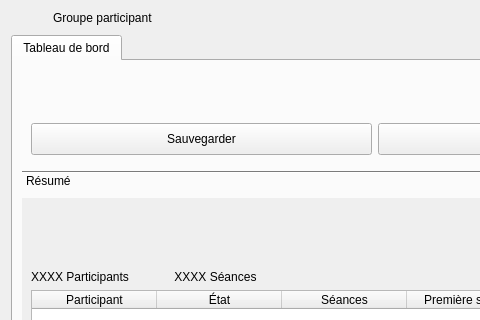
Old version of the form client/src/editors/GroupWidget.ui in the repository introlab/openteraplus; both pictures show x 0 to 480 and y 0 to 320 of the 750 by 630 pixel window.
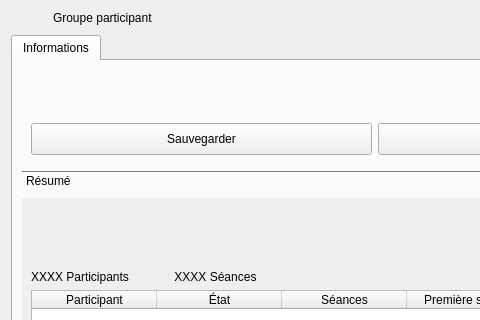
New version of the form. Icons and pictures are not drawn. Custom widgets are drawn as their Qt base class.

```diff
--- a/client/src/editors/GroupWidget.ui
+++ b/client/src/editors/GroupWidget.ui
@@ -168,13 +168,19 @@
      <property name="currentIndex">
       <number>0</number>
      </property>
+     <property name="iconSize">
+      <size>
+       <width>20</width>
+       <height>20</height>
+      </size>
+     </property>
      <widget class="QWidget" name="tabDashboard">
       <attribute name="icon">
        <iconset resource="../../resources/TeraClient.qrc">
         <normaloff>:/icons/dashboard.png</normaloff>:/icons/dashboard.png</iconset>
       </attribute>
       <attribute name="title">
-       <string>Tableau de bord</string>
+       <string>Informations</string>
       </attribute>
       <layout class="QVBoxLayout" name="verticalLayout_2">
        <item>
```
Left out of the diff: 21 changed lines with no effect on the pictures.
